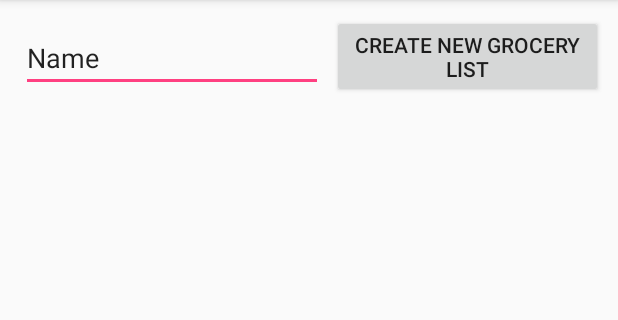
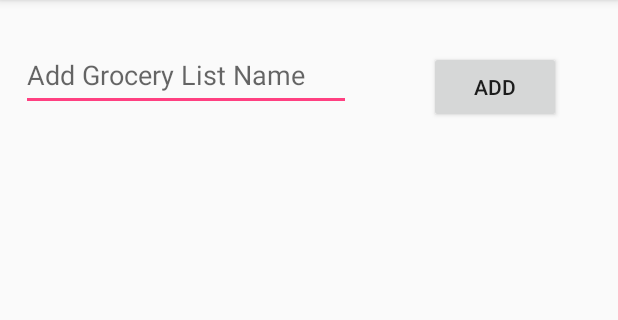
Before and after one commit to surbhi2903/ShoppingListApp, an Android app: the screen it shows after launch (MainActivity), on a phone screen of 412 x 824 dp, the part 84-404 px from its top. Run offline under Robolectric (Android 15) with nearby library versions, the phone set to English and light mode, and no system bars; our stand-ins replace Firebase (no records; nobody signed in at launch, a user with empty details on screens opened directly); 3 statements that could not run were skipped.

Commit message:
Created RoommateActivity.

```diff
--- a/app/src/main/AndroidManifest.xml
+++ b/app/src/main/AndroidManifest.xml
@@ -16,6 +16,7 @@
                 <category android:name="android.intent.category.LAUNCHER" />
             </intent-filter>
         </activity>
+        <activity android:name=".RoommatesActivity"></activity>
     </application>
 
 </manifest>
--- a/app/src/main/java/edu/uga/cs/shoppinglistapp/MainActivity.java
+++ b/app/src/main/java/edu/uga/cs/shoppinglistapp/MainActivity.java
@@ -132,7 +132,10 @@ public class MainActivity extends AppCompatActivity implements View.OnClickListe
                         });
                 FirebaseUtil.detachListener();
                 return true;
-
+            case R.id.roommates:
+                Intent i = new Intent(this,RoommatesActivity.class);
+                this.startActivity(i);
+                return true;
         }
         return super.onOptionsItemSelected(item);
     }
--- a/app/src/main/res/layout/activity_main.xml
+++ b/app/src/main/res/layout/activity_main.xml
@@ -1,7 +1,8 @@
 <?xml version="1.0" encoding="utf-8"?>
-<RelativeLayout xmlns:android="http://schemas.android.com/apk/res/android"
+<android.support.constraint.ConstraintLayout xmlns:android="http://schemas.android.com/apk/res/android"
     xmlns:app="http://schemas.android.com/apk/res-auto"
     xmlns:tools="http://schemas.android.com/tools"
+    android:id="@+id/relativeLayout"
     android:layout_width="match_parent"
     android:layout_height="match_parent"
     android:padding="10dp"
@@ -11,31 +12,46 @@
         android:id="@+id/newList"
         android:layout_width="wrap_content"
         android:layout_height="wrap_content"
-        android:layout_alignParentStart="true"
-        android:layout_alignParentTop="true"
-        android:layout_marginStart="211dp"
-        android:layout_marginTop="0dp"
-        android:text="Create new grocery list" />
+        android:layout_marginBottom="8dp"
+        android:layout_marginEnd="28dp"
+        android:layout_marginRight="28dp"
+        android:text="Add"
+        app:layout_constraintBottom_toBottomOf="parent"
+        app:layout_constraintEnd_toEndOf="parent"
+        app:layout_constraintTop_toTopOf="parent"
+        app:layout_constraintVertical_bias="0.035" />
+
+    <EditText
+        android:id="@+id/listName"
+        android:layout_width="220dp"
+        android:layout_height="48dp"
+        android:layout_marginBottom="8dp"
+        android:layout_marginEnd="8dp"
+        android:layout_marginLeft="4dp"
+        android:layout_marginRight="8dp"
+        android:layout_marginStart="4dp"
+        android:layout_marginTop="16dp"
+        android:ems="10"
+        android:inputType="textPersonName"
+        android:hint="@string/grocery_hint"
+        app:layout_constraintBottom_toBottomOf="parent"
+        app:layout_constraintEnd_toStartOf="@+id/newList"
+        app:layout_constraintHorizontal_bias="0.0"
+        app:layout_constraintLeft_toLeftOf="parent"
+        app:layout_constraintStart_toStartOf="parent"
+        app:layout_constraintTop_toTopOf="parent"
+        app:layout_constraintVertical_bias="0.0" />
 
     <ListView
         android:id="@+id/listView"
         android:layout_width="401dp"
-        android:layout_height="504dp"
-        android:layout_alignParentBottom="true"
-        android:layout_centerHorizontal="true"
-        android:layout_marginBottom="0dp" />
-
-    <EditText
-        android:id="@+id/listName"
-        android:layout_width="201dp"
-        android:layout_height="wrap_content"
-        android:layout_alignParentStart="true"
-        android:layout_alignParentLeft="true"
-        android:layout_alignParentTop="true"
-        android:layout_marginStart="4dp"
-        android:layout_marginLeft="4dp"
-        android:layout_marginTop="6dp"
-        android:ems="10"
-        android:inputType="textPersonName"
-        android:text="Name" />
-</RelativeLayout>
+        android:layout_height="312dp"
+        android:layout_marginBottom="8dp"
+        android:layout_marginTop="8dp"
+        app:layout_constraintBottom_toBottomOf="parent"
+        app:layout_constraintHorizontal_bias="0.47"
+        app:layout_constraintLeft_toLeftOf="parent"
+        app:layout_constraintRight_toRightOf="parent"
+        app:layout_constraintTop_toBottomOf="@+id/listName"
+        app:layout_constraintVertical_bias="1.0" />
+</android.support.constraint.ConstraintLayout>
--- a/app/src/main/res/menu/list_activity_menu.xml
+++ b/app/src/main/res/menu/list_activity_menu.xml
@@ -4,5 +4,7 @@
     <item android:id="@+id/logout_menu"
         android:title="Logout"
         app:showAsAction="never"/>
-
+    <item android:id="@+id/roommates"
+        android:title="Roommates"
+        app:showAsAction="never"/>
 </menu>
--- a/app/src/main/res/values/strings.xml
+++ b/app/src/main/res/values/strings.xml
@@ -1,3 +1,5 @@
 <resources>
     <string name="app_name">ShoppingListApp</string>
+    <string name="grocery_hint">Add Grocery List Name</string>
+    <string name="roommate_hint">Add Roommate Name</string>
 </resources>
```
Also changed, not shown: app/src/main/java/edu/uga/cs/shoppinglistapp/ListFragment.java (added, +49 -0 lines), app/src/main/java/edu/uga/cs/shoppinglistapp/RoommatesActivity.java (added, +89 -0 lines), app/src/main/res/layout/activity_roommates.xml (added, +53 -0 lines).
